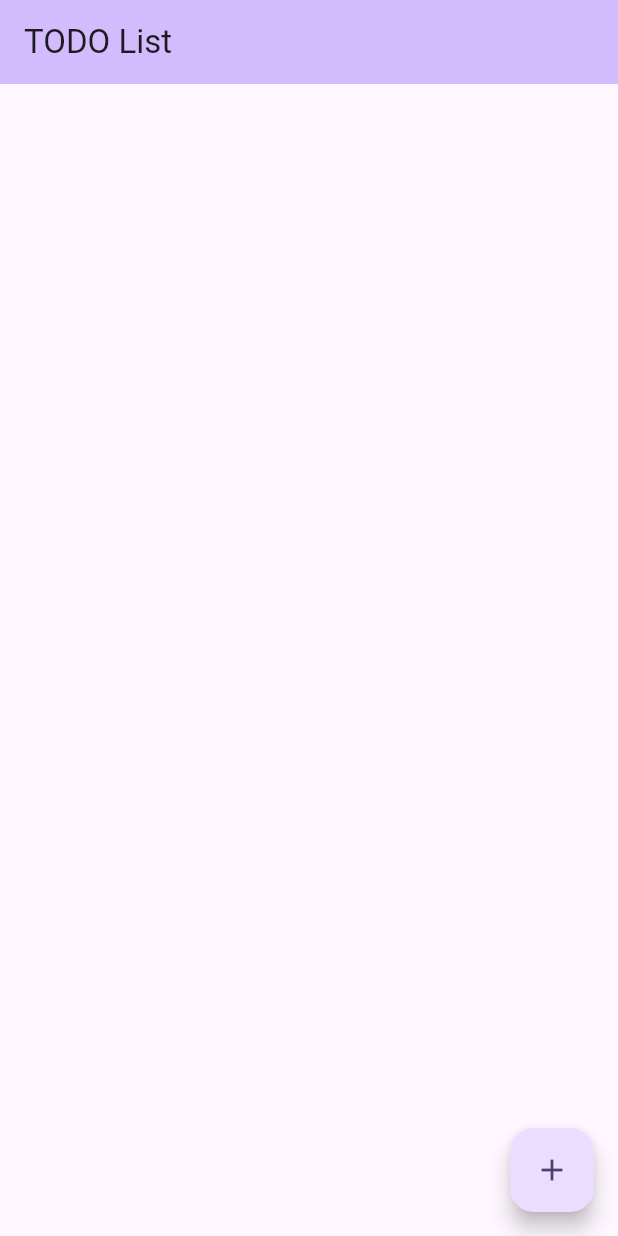
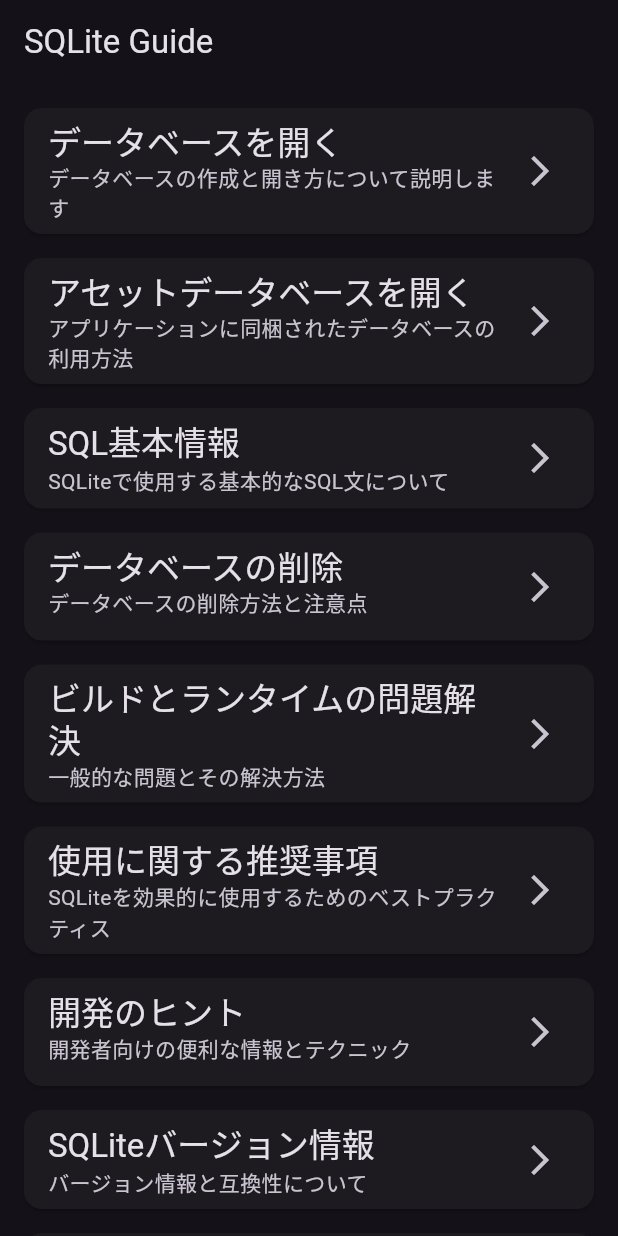
Before and after one commit to muranakar/sqlite_add_table, a Flutter app: the screen it shows after launch, on a phone screen of 412 x 824 dp. Run offline on Flutter 3.47's test engine with Material 3 defaults, Android fonts, the phone set to English and light mode, and no system bars; our stand-ins replace sqflite; accounts and stored records are empty.

Commit message:
fix:ファイル名変更

```diff
--- a/lib/main.dart
+++ b/lib/main.dart
@@ -1,75 +1,133 @@
 import 'package:flutter/material.dart';
-import 'db_helper.dart';
 
 void main() {
-  runApp(const MyApp());
+  runApp(const SQLiteGuideApp());
 }
 
-class MyApp extends StatelessWidget {
-  const MyApp({super.key});
+class SQLiteGuideApp extends StatelessWidget {
+  const SQLiteGuideApp({super.key});
 
   @override
   Widget build(BuildContext context) {
     return MaterialApp(
-      title: 'TODO App',
+      title: 'SQLite Guide',
       theme: ThemeData(
-        colorScheme: ColorScheme.fromSeed(seedColor: Colors.deepPurple),
-        useMaterial3: true,
+        primarySwatch: Colors.blue,
+        brightness: Brightness.dark,
       ),
-      home: const MyHomePage(title: 'TODO List'),
+      home: const SQLiteGuidePage(),
     );
   }
 }
 
-class MyHomePage extends StatefulWidget {
-  const MyHomePage({super.key, required this.title});
-
-  final String title;
-
-  @override
-  State<MyHomePage> createState() => _MyHomePageState();
-}
-
-class _MyHomePageState extends State<MyHomePage> {
-  late DatabaseHelper dbHelper;
-  List<Map<String, dynamic>> todos = [];
-
-  @override
-  void initState() {
-    super.initState();
-    dbHelper = DatabaseHelper();
-    _loadTodos();
-  }
-
-  Future<void> _loadTodos() async {
-    final data = await dbHelper.getTodos();
-    setState(() {
-      todos = data;
-    });
-  }
+class SQLiteGuidePage extends StatelessWidget {
+  const SQLiteGuidePage({super.key});
 
   @override
   Widget build(BuildContext context) {
     return Scaffold(
       appBar: AppBar(
-        backgroundColor: Theme.of(context).colorScheme.inversePrimary,
-        title: Text(widget.title),
+        title: const Text('SQLite Guide'),
       ),
-      body: ListView.builder(
-        itemCount: todos.length,
-        itemBuilder: (context, index) {
-          return ListTile(
-            title: Text(todos[index]['title']),
-          );
+      body: ListView(
+        padding: const EdgeInsets.all(16.0),
+        children: [
+          _buildGuideItem(
+            context,
+            'データベースを開く',
+            '/open-database',
+            'データベースの作成と開き方について説明します',
+          ),
+          _buildGuideItem(
+            context,
+            'アセットデータベースを開く',
+            '/open-asset-database',
+            'アプリケーションに同梱されたデータベースの利用方法',
+          ),
+          _buildGuideItem(
+            context,
+            'SQL基本情報',
+            '/sql-basics',
+            'SQLiteで使用する基本的なSQL文について',
+          ),
+          _buildGuideItem(
+            context,
+            'データベースの削除',
+            '/delete-database',
+            'データベースの削除方法と注意点',
+          ),
+          _buildGuideItem(
+            context,
+            'ビルドとランタイムの問題解決',
+            '/build-runtime-issues',
+            '一般的な問題とその解決方法',
+          ),
+          _buildGuideItem(
+            context,
+            '使用に関する推奨事項',
+            '/usage-recommendations',
+            'SQLiteを効果的に使用するためのベストプラクティス',
+          ),
+          _buildGuideItem(
+            context,
+            '開発のヒント',
+            '/dev-tips',
+            '開発者向けの便利な情報とテクニック',
+          ),
+          _buildGuideItem(
+            context,
+            'SQLiteバージョン情報',
+            '/sqlite-version',
+            'バージョン情報と互換性について',
+          ),
+          _buildGuideItem(
+            context,
+            'SQLite開発ガイド',
+            '/development-guide',
+            '包括的な開発ガイドライン',
+          ),
+          _buildGuideItem(
+            context,
+            'ユニットテスト',
+            '/unit-testing',
+            'SQLiteを使用したアプリケーションのテスト方法',
+          ),
+          _buildGuideItem(
+            context,
+            '外部ドキュメント',
+            '/external-docs',
+            '外部リソースとチュートリアル',
+          ),
+          _buildGuideItem(
+            context,
+            'WindowsとLinuxのサポート',
+            '/platform-support',
+            'クロスプラットフォーム対応について',
+          ),
+        ],
+      ),
+    );
+  }
+
+  Widget _buildGuideItem(
+    BuildContext context,
+    String title,
+    String route,
+    String description,
+  ) {
+    return Card(
+      margin: const EdgeInsets.only(bottom: 16.0),
+      child: ListTile(
+        title: Text(
+          title,
+          style: Theme.of(context).textTheme.titleLarge,
+        ),
+        subtitle: Text(description),
+        trailing: const Icon(Icons.arrow_forward_ios),
+        onTap: () {
+          // TODO: 各ページへのナビゲーションを実装
+          // Navigator.pushNamed(context, route);
         },
-      ),
-      floatingActionButton: FloatingActionButton(
-        onPressed: () async {
-          await dbHelper.insertTodo({'title': 'New TODO'});
-          _loadTodos();
-        },
-        tooltip: 'Add TODO',
-        child: const Icon(Icons.add),
       ),
     );
   }
```
Also changed, not shown: lib/0_sqlite_version_page.dart (added, +17 -0 lines), lib/1_open_database_page.dart (added, +17 -0 lines), lib/2_open_asset_database_page.dart (added, +17 -0 lines), lib/3_sql_basics_page.dart (added, +17 -0 lines), lib/4_delete_database_page.dart (added, +17 -0 lines), lib/5_build_runtime_issues_page.dart (added, +17 -0 lines), lib/6_usage_recommendations_page.dart (added, +17 -0 lines), lib/7_dev_tips_page.dart (added, +17 -0 lines), lib/8_development_guide_page.dart (added, +17 -0 lines), lib/9_unit_testing_page.dart (added, +17 -0 lines).
